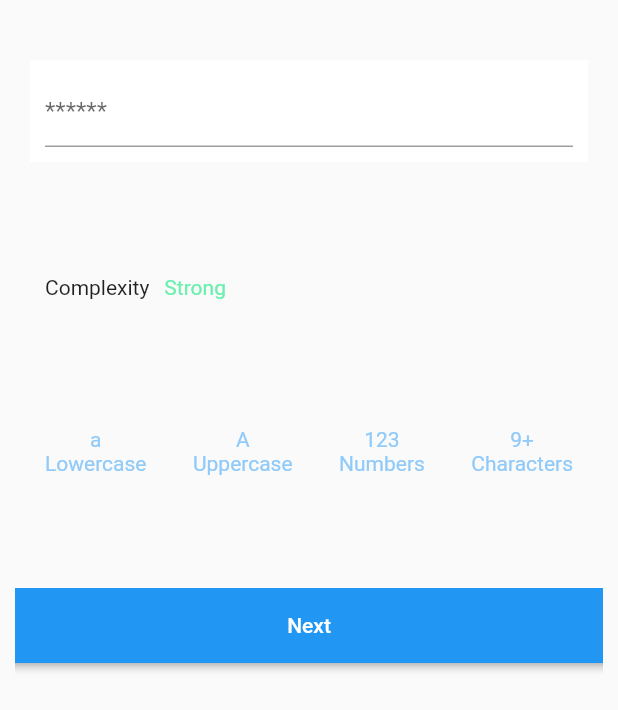
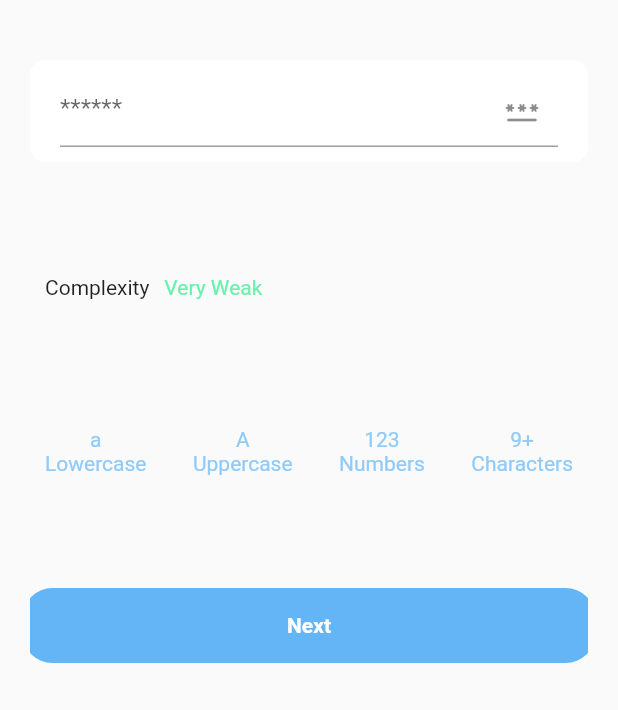
Before and after one commit to prgrm274/flutter_project, a Flutter app: the RowAa1239 widget shown alone on an empty page, opened directly, on a phone screen of 412 x 824 dp. Shown: the top 710 px of the screen. Run offline on Flutter 3.47's test engine with Material 2 defaults, Android fonts, the phone set to English and light mode, and no system bars.

```diff
--- a/lib/presentation/my_app.dart
+++ b/lib/presentation/my_app.dart
@@ -18,9 +18,9 @@ class MyApp extends StatelessWidget {
         visualDensity: VisualDensity.adaptivePlatformDensity,
       ),
       home: Scaffold(
-        body: Screen1(),
+        // body: Screen1(),
         // body: Screen2(),
-        // body: Screen3(),
+        body: Screen3(),
         // body: Screen4(),
         // body: RowCircles(),
         // body: Email1(),
--- a/lib/presentation/pages/screen2/row_aa1239.dart
+++ b/lib/presentation/pages/screen2/row_aa1239.dart
@@ -35,14 +35,20 @@ class _RowAa1239 extends State<RowAa1239>{
               children: [
                 Container(
                   margin: const EdgeInsets.fromLTRB(20, 0, 20, 0),
-                  padding: const EdgeInsets.all(10),
-                  decoration: BoxDecoration(color: Colors.white,),
+                  padding: const EdgeInsets.fromLTRB(20, 10, 20, 10),
+                  decoration: BoxDecoration(
+                    borderRadius: BorderRadius.all(Radius.circular(10)),
+                    color: Colors.white,
+                  ),
                   child: TextField(
                     controller: _textPassword,
                     onChanged: (String password) {
                       _passwordBloc.checkText(password);
                     },
-                    decoration: InputDecoration(hintText: '******'),
+                    decoration: InputDecoration(
+                      hintText: '******',
+                      suffixIcon: Icon(Icons.password_rounded),
+                    ),
                   ),
                 ),
                 Container(
@@ -78,7 +84,7 @@ class _RowAa1239 extends State<RowAa1239>{
                                   ?
                               Text('Very Strong', style: TextStyle(color: Colors.lightGreenAccent,))
                                   :
-                              Text('Strong', style: TextStyle(color: Colors.greenAccent,))
+                              Text('Very Weak', style: TextStyle(color: Colors.greenAccent,))
                                   //Text('(Please fill the password field)'))
                               ));
                             },
@@ -112,13 +118,13 @@ class _RowAa1239 extends State<RowAa1239>{
                 /// Button Next
                 SizedBox(
                   height: 60,
-                  width: MediaQuery.of(context).size.width-20,
+                  width: MediaQuery.of(context).size.width-40,///relates to radius ELevatedButton, can make like BeveledRectangleBorder
                   child: Stack(
                     alignment: Alignment.center,
                     fit: StackFit.loose,
                     children: [
                       Positioned(
-                        width: MediaQuery.of(context).size.width,
+                        width: MediaQuery.of(context).size.width-30,///relates to radius ELevatedButton, can make like BeveledRectangleBorder
                         bottom: 10,
                         child: Container(
                           height: 50,
@@ -137,6 +143,13 @@ class _RowAa1239 extends State<RowAa1239>{
                                 log('error');
                               }
                             },
+                            style: ElevatedButton.styleFrom(
+                                elevation: 0,
+                                primary: Colors.blue[300],
+                                shape: RoundedRectangleBorder(
+                                  borderRadius: BorderRadius.circular(20), // <-- Radius
+                                ),
+                                textStyle: TextStyle(fontWeight: FontWeight.bold)),
                             child: Text(next),
                           ),
                         ),
```
Also changed, not shown: lib/presentation/pages/screen3/screen3.dart (+9 -2 lines), lib/presentation/pages/screen4/screen4.dart (+13 -6 lines).
